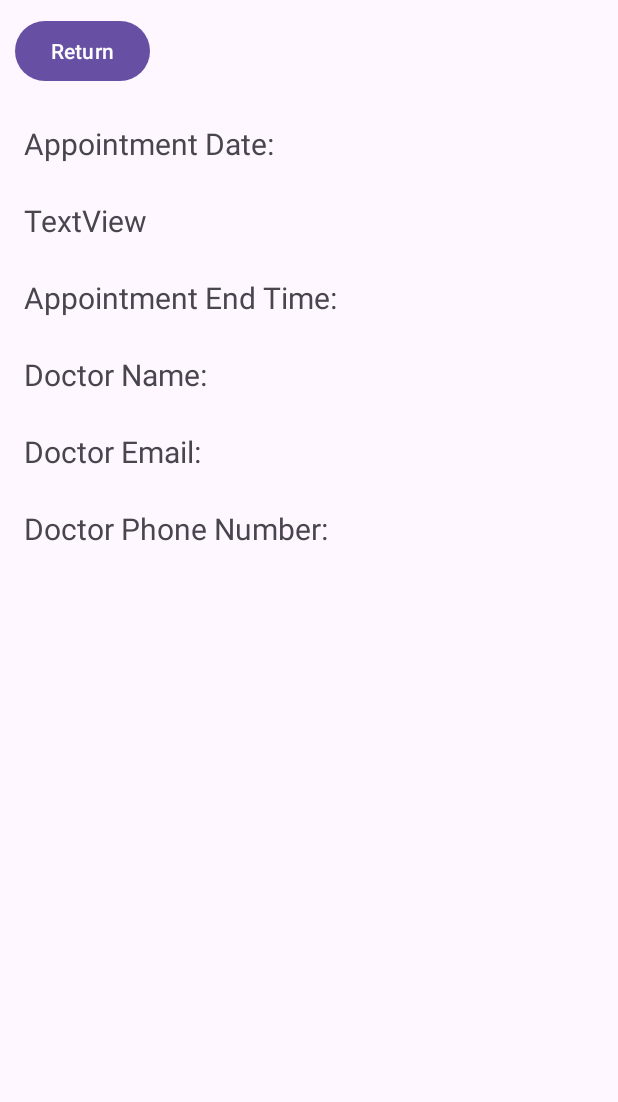
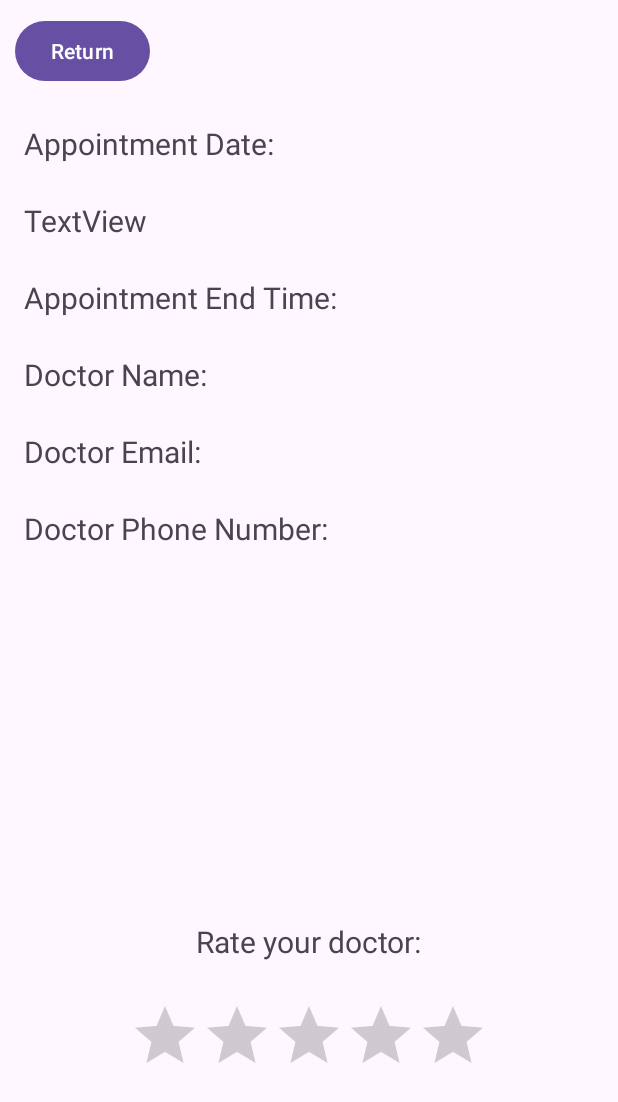
Before and after one commit to uOttawaSEGA2023/project-group-16, an Android app: the PastAppointmentPatientClicked screen opened directly, with no data from a screen before it, on a phone screen of 412 x 824 dp. Shown: the top 1102 px of the screen. Run offline under Robolectric (Android 15) with nearby library versions, the phone set to English and light mode, and no system bars; 6 statements that could not run were skipped.

Commit message:
Added rating bar

```diff
--- a/Deliverable1/HAMS/app/src/main/java/com/group16/hams/Database.java
+++ b/Deliverable1/HAMS/app/src/main/java/com/group16/hams/Database.java
@@ -419,7 +419,7 @@ public class Database {
                             String email = dayAndHour.child("username").getValue(String.class);
                             int status = dayAndHour.child("status").getValue(Integer.class);
                             String specialty = dayAndHour.child("specialty").getValue(String.class);
-                            patientAppointments.add(new TimeSlot(email,date[0] + date[1] + date[2] + " " + date[4] + date[5] + " " + date[7] + date[8], specialty, status));
+                            patientAppointments.add(new TimeSlot(email,date[0] + date[1] + date[2] + " " + date[4] + date[5] + " " + date[7] + date[8], specialty, status, 0));
                         }
                     }
                 }
@@ -457,7 +457,7 @@ public class Database {
                             String email = dayAndHour.child("username").getValue(String.class);
                             int status = dayAndHour.child("status").getValue(Integer.class);
                             String specialty = dayAndHour.child("specialty").getValue(String.class);
-                            dApps.add(new TimeSlot(email,date[0] + date[1] + date[2] + " " + date[4] + date[5] + " " + date[7] + date[8], specialty, status));
+                            dApps.add(new TimeSlot(email,date[0] + date[1] + date[2] + " " + date[4] + date[5] + " " + date[7] + date[8], specialty, status, 0));
                         }
                     }
                 }
--- a/Deliverable1/HAMS/app/src/main/java/com/group16/hams/TimeSlotClicked.java
+++ b/Deliverable1/HAMS/app/src/main/java/com/group16/hams/TimeSlotClicked.java
@@ -85,7 +85,7 @@ public class TimeSlotClicked extends AppCompatActivity {
                     curHolder.getAppointmentDate() + " " +
                             curHolder.getAppointmentStartTime() + " " +
                             curHolder.getAppointmentEndTime(),
-                    curHolder.getTimeSlot().getTimeSlotSpecialty(), 1));
+                    curHolder.getTimeSlot().getTimeSlotSpecialty(), 1, 0));
 
             (new Handler()).post(new Runnable() {
                 @Override
--- a/Deliverable1/HAMS/app/src/main/java/com/group16/hams/patient/PastAppointmentPatientClicked.java
+++ b/Deliverable1/HAMS/app/src/main/java/com/group16/hams/patient/PastAppointmentPatientClicked.java
@@ -5,6 +5,7 @@ import androidx.appcompat.app.AppCompatActivity;
 import android.content.Intent;
 import android.os.Bundle;
 import android.view.View;
+import android.widget.RatingBar;
 import android.widget.TextView;
 
 import com.group16.hams.Database;
@@ -21,6 +22,8 @@ public class PastAppointmentPatientClicked extends AppCompatActivity {
 
     Doctor curDoctor;
 
+    RatingBar ratingBar;
+
     @Override
     protected void onCreate(Bundle savedInstanceState) {
         super.onCreate(savedInstanceState);
@@ -35,6 +38,7 @@ public class PastAppointmentPatientClicked extends AppCompatActivity {
         doctorName = findViewById(R.id.pastApptPatientDoctorName);
         doctorUsername = findViewById(R.id.pastApptPatientDoctorEmail);
         doctorPhoneNumber = findViewById(R.id.pastApptPatientDoctorPhoneNumber);
+        ratingBar = findViewById(R.id.doctorRatingBar);
 
         appointmentDate.setText("Appointment Date: " + curHolder.getAppointmentDate());
         appointmentStartTime.setText("Appointment Start Time: " + curHolder.getAppointmentStartTime());
@@ -59,6 +63,15 @@ public class PastAppointmentPatientClicked extends AppCompatActivity {
                 }
             }
         });
+
+        ratingBar.setRating(curHolder.getTimeSlot().getRating());
+        ratingBar.setOnRatingBarChangeListener(new RatingBar.OnRatingBarChangeListener() {
+            @Override
+            public void onRatingChanged(RatingBar ratingBar, float v, boolean b) {
+                curHolder.getTimeSlot().setRating(v);
+
+            }
+        });
     }
 
     public void onClickClkdPastApptPtntRtrnButton(View view) {
--- a/Deliverable1/HAMS/app/src/main/res/layout/past_appointment_patient_clicked.xml
+++ b/Deliverable1/HAMS/app/src/main/res/layout/past_appointment_patient_clicked.xml
@@ -84,4 +84,25 @@
         app:layout_constraintStart_toStartOf="parent"
         app:layout_constraintTop_toBottomOf="@+id/pastApptPatientDoctorEmail" />
 
+    <RatingBar
+        android:id="@+id/doctorRatingBar"
+        android:layout_width="wrap_content"
+        android:layout_height="wrap_content"
+        android:layout_marginBottom="100dp"
+        android:stepSize="1"
+        app:layout_constraintBottom_toBottomOf="parent"
+        app:layout_constraintEnd_toEndOf="parent"
+        app:layout_constraintStart_toStartOf="parent" />
+
+    <TextView
+        android:id="@+id/rateDoctor"
+        android:layout_width="wrap_content"
+        android:layout_height="wrap_content"
+        android:layout_marginBottom="25dp"
+        android:text="Rate your doctor:"
+        android:textSize="20sp"
+        app:layout_constraintBottom_toTopOf="@+id/doctorRatingBar"
+        app:layout_constraintEnd_toEndOf="parent"
+        app:layout_constraintStart_toStartOf="parent" />
+
 </androidx.constraintlayout.widget.ConstraintLayout>
```
Also changed, not shown: Deliverable1/HAMS/app/src/main/java/entities/TimeSlot.java (+11 -1 lines).
